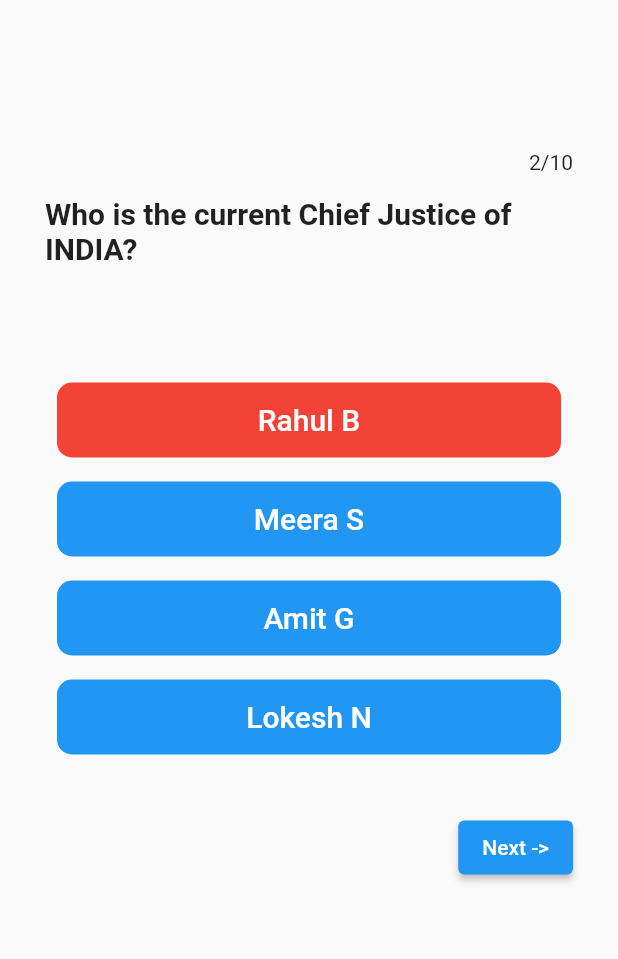
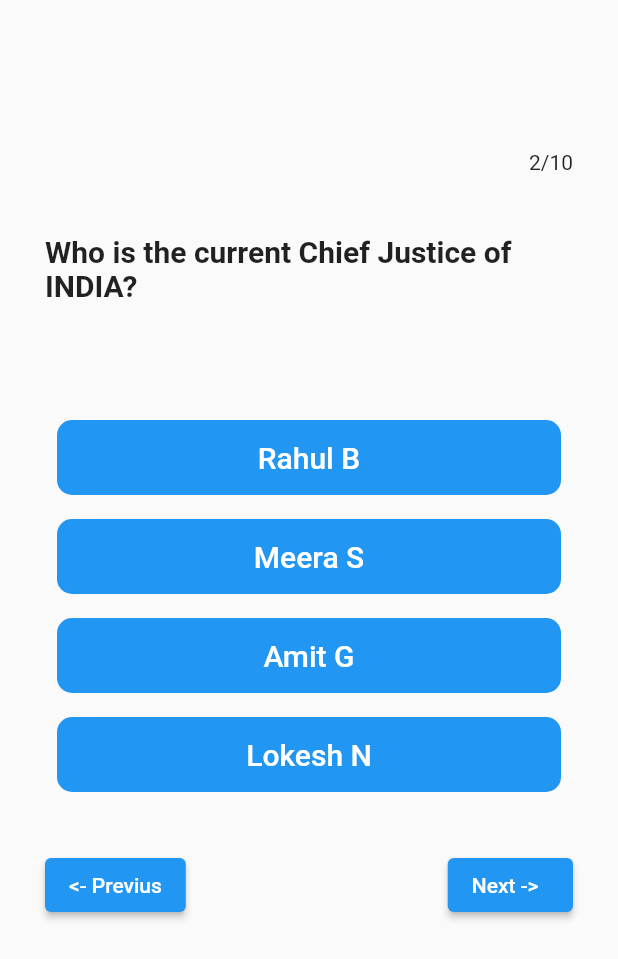
Before and after one commit to muhammed-aslam-pm/Qiuz-App-, a Flutter app: the screen it shows after launch, after a tap on "Next ->", on a phone screen of 412 x 824 dp. Shown: the top 959 px of the screen. Run offline on Flutter 3.47's test engine with Material 2 defaults, Android fonts, the phone set to English and light mode, and no system bars.

Commit message:
Auto selection Cleared

```diff
--- a/lib/main.dart
+++ b/lib/main.dart
@@ -2,7 +2,7 @@ import 'package:flutter/material.dart';
 import 'package:quizz_app/views/home_sceen.dart';
 
 void main() {
-  runApp(MyApp());
+  runApp(const MyApp());
 }
 
 class MyApp extends StatelessWidget {
@@ -10,7 +10,7 @@ class MyApp extends StatelessWidget {
 
   @override
   Widget build(BuildContext context) {
-    return MaterialApp(
+    return const MaterialApp(
       debugShowCheckedModeBanner: false,
       home: MyHome(),
     );
--- a/lib/views/home_sceen.dart
+++ b/lib/views/home_sceen.dart
@@ -4,7 +4,7 @@ import 'package:quizz_app/views/result_screen.dart';
 import '../utils/database/database.dart';
 
 class MyHome extends StatefulWidget {
-  MyHome({super.key});
+  const MyHome({super.key});
 
   @override
   State<MyHome> createState() => _MyHomeState();
@@ -12,10 +12,10 @@ class MyHome extends StatefulWidget {
 
 class _MyHomeState extends State<MyHome> {
   int questionNo = 0;
-  int checkValue = 0;
+  int checkValue = 5;
   int score = 0;
 
-  void onTap() {
+  void onNext() {
     if (questionNo == Database.questions.length - 1) {
       Navigator.push(
         context,
@@ -25,9 +25,14 @@ class _MyHomeState extends State<MyHome> {
       );
     } else {
       questionNo = questionNo + 1;
-      print("score = $score");
     }
+    setState(() {});
+  }
 
+  void onPrevius() {
+    if (questionNo > 0) {
+      questionNo--;
+    }
     setState(() {});
   }
 
@@ -35,28 +40,28 @@ class _MyHomeState extends State<MyHome> {
   Widget build(BuildContext context) {
     return Scaffold(
       body: SafeArea(
-          child: Padding(
-        padding: const EdgeInsets.only(top: 100, right: 30, left: 30),
-        child: Container(
+        child: Padding(
+          padding: const EdgeInsets.only(top: 100, right: 30, left: 30),
           child: Column(
             children: [
               Row(
                 mainAxisAlignment: MainAxisAlignment.end,
                 children: [Text("${questionNo + 1}/10")],
               ),
-              SizedBox(
-                height: 15,
+              const SizedBox(
+                height: 40,
               ),
               Text(
                 Database.questions[questionNo]["question"],
-                style: TextStyle(fontSize: 20, fontWeight: FontWeight.w600),
+                style:
+                    const TextStyle(fontSize: 20, fontWeight: FontWeight.w600),
               ),
-              SizedBox(
+              const SizedBox(
                 height: 70,
               ),
               ListView.builder(
                 shrinkWrap: true,
-                physics: NeverScrollableScrollPhysics(),
+                physics: const NeverScrollableScrollPhysics(),
                 itemBuilder: (context, index) => Padding(
                   padding: const EdgeInsets.all(8.0),
                   child: InkWell(
@@ -92,19 +97,32 @@ class _MyHomeState extends State<MyHome> {
                 ),
                 itemCount: 4,
               ),
-              SizedBox(
+              const SizedBox(
                 height: 30,
               ),
               Row(
-                mainAxisAlignment: MainAxisAlignment.end,
+                mainAxisAlignment: MainAxisAlignment.spaceBetween,
                 children: [
-                  ElevatedButton(onPressed: onTap, child: Text("Next ->")),
+                  ElevatedButton(
+                    onPressed: () {
+                      onPrevius();
+                    },
+                    child: const Text("<- Previus"),
+                  ),
+                  ElevatedButton(
+                    onPressed: () {
+                      onNext();
+                      checkValue = 5;
+                      setState(() {});
+                    },
+                    child: const Text("Next ->  "),
+                  ),
                 ],
               )
             ],
           ),
         ),
-      )),
+      ),
     );
   }
 }
--- a/lib/views/result_screen.dart
+++ b/lib/views/result_screen.dart
@@ -1,5 +1,3 @@
-import 'dart:ffi';
-
 import 'package:flutter/material.dart';
 import 'package:quizz_app/views/home_sceen.dart';
 
@@ -18,12 +16,12 @@ class ResultScreen extends StatelessWidget {
           children: [
             Text(
               "Your score : $score",
-              style: TextStyle(
+              style: const TextStyle(
                   color: Colors.blue,
                   fontWeight: FontWeight.w600,
                   fontSize: 40),
             ),
-            SizedBox(
+            const SizedBox(
               height: 200,
             ),
             ElevatedButton(
@@ -31,11 +29,12 @@ class ResultScreen extends StatelessWidget {
                 Navigator.push(
                   context,
                   MaterialPageRoute(
-                      builder: (context) => MyHome(),
+                    builder: (context) => const MyHome(),
                   ),
                 );
               },
-                child: Text("Try Again"))
+              child: const Text("Try Again"),
+            )
           ],
         )),
       ),
```
Lines whose indentation alone changed are shown as unchanged.
